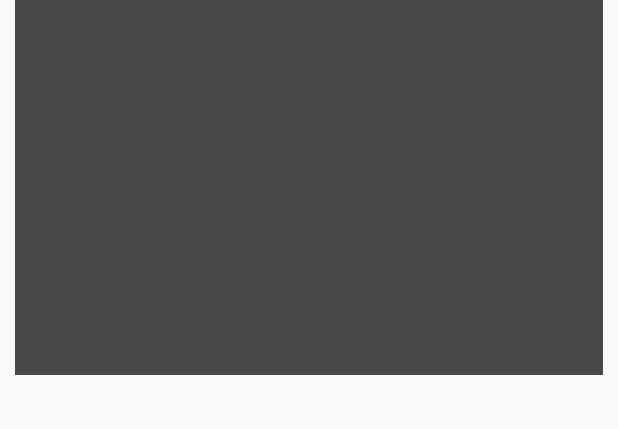
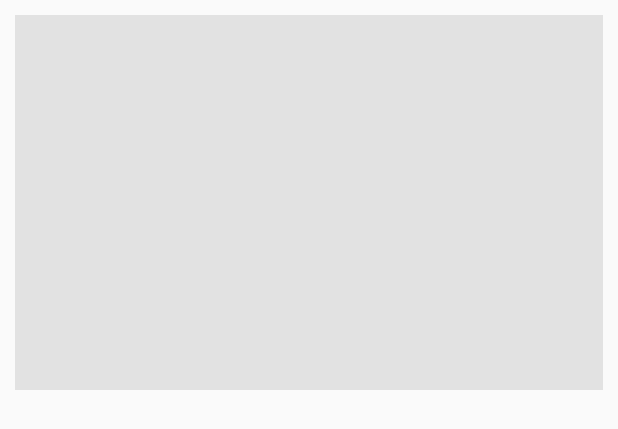
Before and after one commit to mcconkiee/soundboard, an Android app: the layout content_add_new.xml on its own in the app's theme, with its tools: preview values and no code run, on a phone screen of 412 x 824 dp. Shown: the top 429 px of the screen. Run offline under Robolectric (Android 15) with nearby library versions, the phone set to English and light mode, and no system bars.

Commit message:
ui cleanup

```diff
--- a/app/src/main/res/layout/activity_add_new.xml
+++ b/app/src/main/res/layout/activity_add_new.xml
@@ -26,8 +26,8 @@
 
     <LinearLayout
 
-        android:layout_gravity="bottom"
-        android:layout_width="match_parent"
+        android:layout_gravity="bottom|end"
+        android:layout_width="wrap_content"
         android:layout_height="wrap_content">
         <android.support.design.widget.FloatingActionButton
             android:id="@+id/fab_speak"
--- a/app/src/main/res/layout/content_add_new.xml
+++ b/app/src/main/res/layout/content_add_new.xml
@@ -7,11 +7,18 @@
     app:layout_behavior="@string/appbar_scrolling_view_behavior"
     tools:context="com.example.ericmcconkie.careerday.AddNewActivity"
     tools:showIn="@layout/activity_add_new">
-    <ImageView
-        android:id="@+id/imageView"
-        android:background="@color/colorCharcoal"
-        android:layout_margin="@dimen/padding"
+    <LinearLayout
         android:layout_width="match_parent"
-        android:layout_height="@dimen/imageViewHeight" />
+        android:layout_height="match_parent">
+        <ImageView
+            android:id="@+id/imageView"
+            android:background="@color/colorCharcoal"
+            android:layout_marginTop="@dimen/padding"
+            android:layout_margin="@dimen/padding"
+            android:layout_width="match_parent"
+            android:layout_height="250dp"
+
+            />
+    </LinearLayout>
 
 </android.support.constraint.ConstraintLayout>
--- a/app/src/main/res/values/colors.xml
+++ b/app/src/main/res/values/colors.xml
@@ -2,9 +2,9 @@
 <resources>
     <color name="colorPrimary">#3F51B5</color>
     <color name="colorPrimaryDark">#303F9F</color>
-    <color name="colorAccent">#FF4081</color>
+    <color name="colorAccent">#f7760b</color>
 
-    <color name="colorCharcoal">#484848</color>
+    <color name="colorCharcoal">#e2e2e2</color>
 
     <color name="colorStopLightYellow">#f7c649</color>
     <color name="colorStopLightGreen">#11a427</color>
--- a/app/src/main/res/values/dimens.xml
+++ b/app/src/main/res/values/dimens.xml
@@ -6,5 +6,6 @@
     <dimen name="nav_header_height">160dp</dimen>
     <dimen name="fab_margin">16dp</dimen>
     <dimen name="padding">10dp</dimen>
+
     <dimen name="imageViewHeight">250dp</dimen>
 </resources>
```
